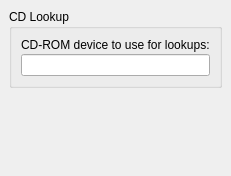
Before: the Qt Designer form ui/options_cdlookup.ui in metabrainz/picard, drawn with Qt 5.
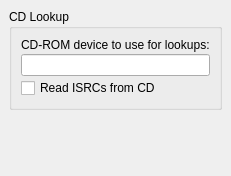
After: the same form once the commit is applied.

Commit message:
Extract ISRCs from CD during disc read
Read ISRCs from CD via libdiscid's 'isrc' feature during
Disc.read().  Validate, normalize, and deduplicate ISRCs
(duplicate ISRCs across tracks are a known drive read error).
Add 'Read ISRCs from CD' option (defaults to on).
Log extracted ISRCs at info level.

Includes test coverage for extraction, validation, and
duplicate handling.

The edit to the form file:
```diff
--- a/ui/options_cdlookup.ui
+++ b/ui/options_cdlookup.ui
@@ -41,6 +41,16 @@
         </property>
        </widget>
       </item>
+      <item row="2" column="0" >
+       <widget class="QCheckBox" name="read_isrcs_from_disc">
+        <property name="toolTip">
+         <string>When enabled, ISRCs will be read from the CD during disc lookup. This may significantly slow down the disc read on some drives.</string>
+        </property>
+        <property name="text">
+         <string>Read ISRCs from CD</string>
+        </property>
+       </widget>
+      </item>
      </layout>
     </widget>
    </item>
```
Left out of the diff: 1 changed line with no effect on the pictures. The commit also changes 9 other files.
